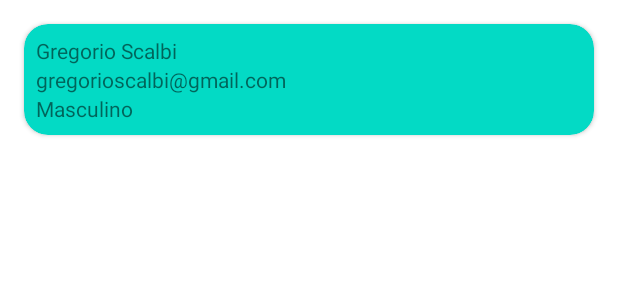
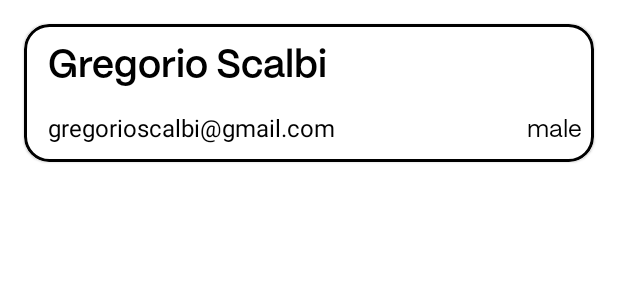
Before and after one commit to gscalbi/Entrevista-DevelopMX-Gregorio-Scalbi, an Android app: the layout item_usuario.xml on its own in the app's theme, with its tools: preview values and no code run, on a phone screen of 412 x 824 dp. Shown: the top 300 px of the screen. Run offline under Robolectric (Android 15) with nearby library versions, the phone set to English and light mode, and no system bars; network calls fail.

```diff
--- a/app/build.gradle
+++ b/app/build.gradle
@@ -1,6 +1,9 @@
 plugins {
     id 'com.android.application'
     id 'org.jetbrains.kotlin.android'
+    id "androidx.navigation.safeargs.kotlin"
+
+
 }
 
 android {
--- a/app/src/main/java/com/fatal/entrevistadevelopmx/framework/viewHolders/ViewHolderUsuarios.kt
+++ b/app/src/main/java/com/fatal/entrevistadevelopmx/framework/viewHolders/ViewHolderUsuarios.kt
@@ -12,5 +12,8 @@ class ViewHolderUsuarios (view: View) : RecyclerView.ViewHolder(view) {
         binding.tvEmail.text = result.email
         binding.tvGenero.text = result.gender
         binding.tvNombre.text = "${result.name.title} ${result.name.first} ${result.name.last}"
+        binding.cardUsuario.setOnClickListener {
+
+        }
     }
 }
--- /dev/null
+++ b/app/src/main/java/com/fatal/entrevistadevelopmx/usecases/Navigator.kt
@@ -0,0 +1,15 @@
+package com.fatal.entrevistadevelopmx.usecases
+
+import android.view.View
+import androidx.navigation.findNavController
+import com.fatal.entrevistadevelopmx.data.Picture
+import com.fatal.entrevistadevelopmx.framework.fragments.FragmentUsuariosDirections
+
+class Navigator(var view : View) {
+    fun onItemSelected(pic: Picture) {
+        val action =
+            FragmentUsuariosDirections.actionFragmentUsuariosToFragmentTwo()
+        view.findNavController().navigate(action)
+
+    }
+}
--- /dev/null
+++ b/app/src/main/res/drawable-v24/gradient_card.xml
@@ -0,0 +1,7 @@
+<?xml version="1.0" encoding="utf-8"?>
+<shape xmlns:android="http://schemas.android.com/apk/res/android"
+    android:shape="rectangle">
+
+    <stroke android:width="2dp" android:color="@color/black"/>
+    <corners android:radius="16dp"/>
+</shape>
--- a/app/src/main/res/layout/item_usuario.xml
+++ b/app/src/main/res/layout/item_usuario.xml
@@ -1,44 +1,70 @@
 <?xml version="1.0" encoding="utf-8"?>
-<androidx.cardview.widget.CardView xmlns:android="http://schemas.android.com/apk/res/android"
+<com.google.android.material.card.MaterialCardView
+    android:id="@+id/cardUsuario"
+    xmlns:android="http://schemas.android.com/apk/res/android"
     android:layout_width="match_parent"
     android:layout_height="wrap_content"
     xmlns:app="http://schemas.android.com/apk/res-auto"
     xmlns:tools="http://schemas.android.com/tools"
     android:layout_marginHorizontal="@dimen/common_padding_default"
     android:layout_marginTop="@dimen/common_padding_default"
-    android:backgroundTint="@color/teal_200"
     app:cardCornerRadius="@dimen/common_padding_default"
     >
 
     <androidx.constraintlayout.widget.ConstraintLayout
         android:layout_width="match_parent"
         android:layout_height="match_parent"
-        android:padding="@dimen/common_padding_middle">
+        android:background="@drawable/gradient_card"
 
+
+        >
         <TextView
             android:id="@+id/tvNombre"
-            android:layout_width="wrap_content"
+            android:layout_width="0dp"
             android:layout_height="wrap_content"
             app:layout_constraintTop_toTopOf="parent"
             app:layout_constraintStart_toStartOf="parent"
+            app:layout_constraintEnd_toEndOf="parent"
             tools:text="Gregorio Scalbi"
-
+            android:textColor="@color/black"
+            android:fontFamily="@font/mori_semi_bold"
+            android:textSize="25sp"
+            android:layout_marginVertical="@dimen/common_padding_min"
+            android:layout_marginHorizontal="@dimen/common_padding_default"
             />
+        <View
+            app:layout_constraintTop_toBottomOf="@id/tvNombre"
+            android:layout_width="match_parent"
+            android:layout_height="3dp"
+            android:layout_marginHorizontal="2dp"
+            android:background="@color/white"/>
         <TextView
             android:id="@+id/tvEmail"
             android:layout_width="wrap_content"
             android:layout_height="wrap_content"
+            app:layout_constraintBottom_toBottomOf="parent"
             app:layout_constraintTop_toBottomOf="@id/tvNombre"
-            app:layout_constraintStart_toStartOf="parent"
+            app:layout_constraintStart_toStartOf="@id/tvNombre"
             tools:text="gregorioscalbi@gmail.com"
+            android:layout_marginVertical="12dp"
+            android:textSize="16sp"
+            android:textColor="@color/black"
             />
         <TextView
             android:id="@+id/tvGenero"
             android:layout_width="wrap_content"
             android:layout_height="wrap_content"
-            app:layout_constraintTop_toBottomOf="@id/tvEmail"
-            app:layout_constraintStart_toStartOf="parent"
-            tools:text="Masculino"
+            app:layout_constraintTop_toBottomOf="@id/tvNombre"
+            app:layout_constraintEnd_toEndOf="parent"
+            app:layout_constraintBottom_toBottomOf="parent"
+
+            tools:text="male"
+            android:fontFamily="@font/mori_regular"
+            android:textSize="16sp"
+            android:textColor="@color/black"
+            android:layout_marginVertical="12dp"
+
+            android:layout_margin="@dimen/common_padding_middle"
             />
 
 
@@ -46,4 +72,4 @@
 
     </androidx.constraintlayout.widget.ConstraintLayout>
 
-</androidx.cardview.widget.CardView>
+</com.google.android.material.card.MaterialCardView>
--- a/app/src/main/res/navigation/nav_graph.xml
+++ b/app/src/main/res/navigation/nav_graph.xml
@@ -13,6 +13,7 @@
         <action
             android:id="@+id/action_fragmentUsuarios_to_fragmentTwo"
             app:destination="@id/fragmentTwo" />
+
     </fragment>
     <fragment
         android:id="@+id/fragmentTwo"
--- a/app/src/main/res/values/strings.xml
+++ b/app/src/main/res/values/strings.xml
@@ -2,4 +2,6 @@
     <string name="app_name">EntrevistaDevelopMX</string>
     <!-- TODO: Remove or change this placeholder text -->
     <string name="hello_blank_fragment">Hello blank fragment</string>
+    <string name="nombre_completo">%1$s %2$s %3$s</string>
+
 </resources>
--- a/build.gradle
+++ b/build.gradle
@@ -1,3 +1,11 @@
+
+buildscript {
+    dependencies {
+        classpath 'com.google.gms:google-services:4.3.13'
+        classpath("androidx.navigation:navigation-safe-args-gradle-plugin:2.5.1")
+    }
+}
+
 // Top-level build file where you can add configuration options common to all sub-projects/modules.
 plugins {
     id 'com.android.application' version '7.2.1' apply false
```
Also changed, not shown: app/src/main/res/font/mori_regular.otf (added), app/src/main/res/font/mori_semi_bold.otf (added).
